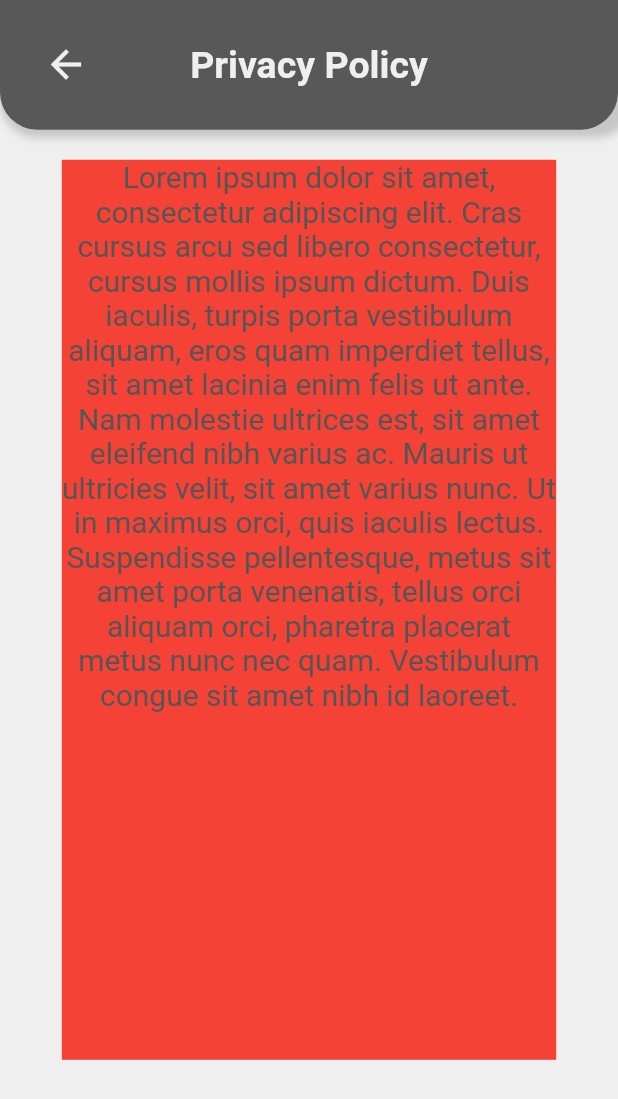
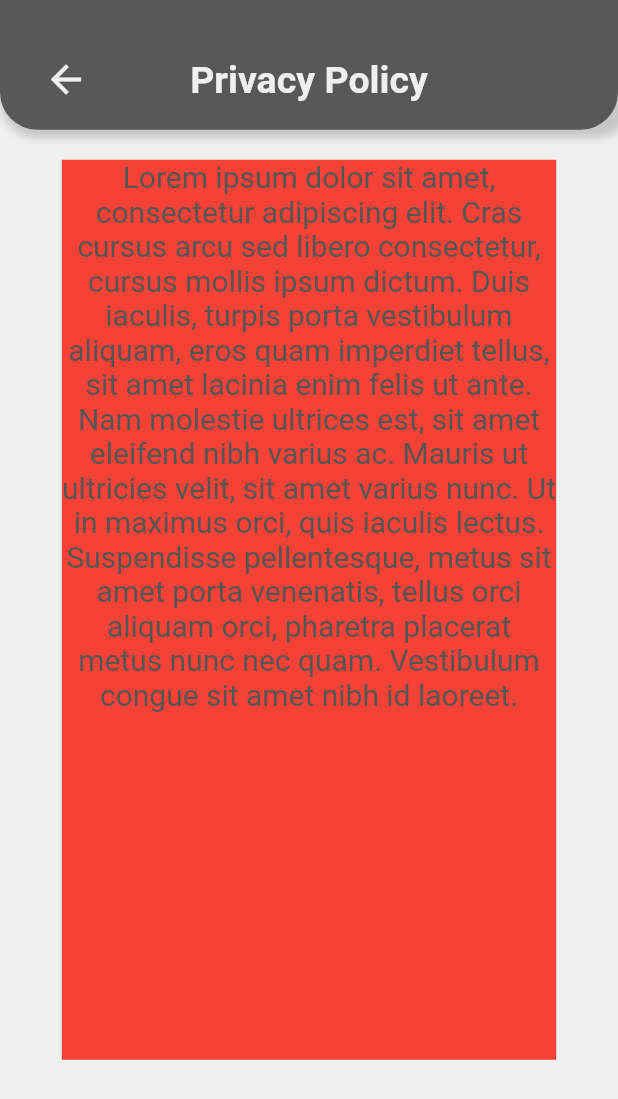
Before and after one commit to reszka-m/boil_app, a Flutter app: the screen it shows after launch, after a tap on the "menu book" icon, on a phone screen of 412 x 824 dp. Shown: the top 1099 px of the screen. Run offline on Flutter 3.47's test engine with Material 2 defaults, Android fonts, the phone set to English and light mode, and no system bars; our stand-ins replace google_mobile_ads; missing offline and left inert: soundpool; network calls fail.

Commit message:
Upper bar fix

```diff
--- a/lib/screens/details_screen/components/upper_bar.dart
+++ b/lib/screens/details_screen/components/upper_bar.dart
@@ -35,8 +35,10 @@ class UpperBar extends StatelessWidget {
             ),
           ),
           height: 0.105 * size.height,
-          padding:
-              EdgeInsets.only(left: kDefaultPadding, right: kDefaultPadding),
+          padding: EdgeInsets.only(
+              left: kDefaultPadding,
+              right: kDefaultPadding,
+              top: kDefaultPadding),
           child: Row(
             mainAxisAlignment: MainAxisAlignment.spaceBetween,
             children: [
--- a/lib/screens/epanded_screen/components/upper_bar.dart
+++ b/lib/screens/epanded_screen/components/upper_bar.dart
@@ -32,7 +32,8 @@ class UpperBar extends StatelessWidget {
           ),
           height: 0.105 * size.height,
           padding:
-              EdgeInsets.only(left: kDefaultPadding, right: kDefaultPadding),
+              EdgeInsets.only(left: kDefaultPadding, right: kDefaultPadding,
+              top: kDefaultPadding),
           child: Row(
             mainAxisAlignment: MainAxisAlignment.spaceBetween,
             children: [
--- a/lib/screens/home_page/components/upper_bar.dart
+++ b/lib/screens/home_page/components/upper_bar.dart
@@ -31,8 +31,10 @@ class UpperBar extends StatelessWidget {
             ),
           ),
           height: 0.105 * size.height,
-          padding:
-              EdgeInsets.only(left: kDefaultPadding, right: kDefaultPadding),
+          padding: EdgeInsets.only(
+              left: kDefaultPadding,
+              right: kDefaultPadding,
+              top: kDefaultPadding),
           child: Row(
             mainAxisAlignment: MainAxisAlignment.spaceBetween,
             children: [
--- a/lib/screens/menu_screens/components/upper_bar.dart
+++ b/lib/screens/menu_screens/components/upper_bar.dart
@@ -32,7 +32,8 @@ class UpperBar extends StatelessWidget {
           ),
           height: 0.105 * size.height,
           padding:
-              EdgeInsets.only(left: kDefaultPadding, right: kDefaultPadding),
+              EdgeInsets.only(left: kDefaultPadding, right: kDefaultPadding,
+              top: kDefaultPadding),
           child: Row(
             mainAxisAlignment: MainAxisAlignment.spaceBetween,
             children: [
```
